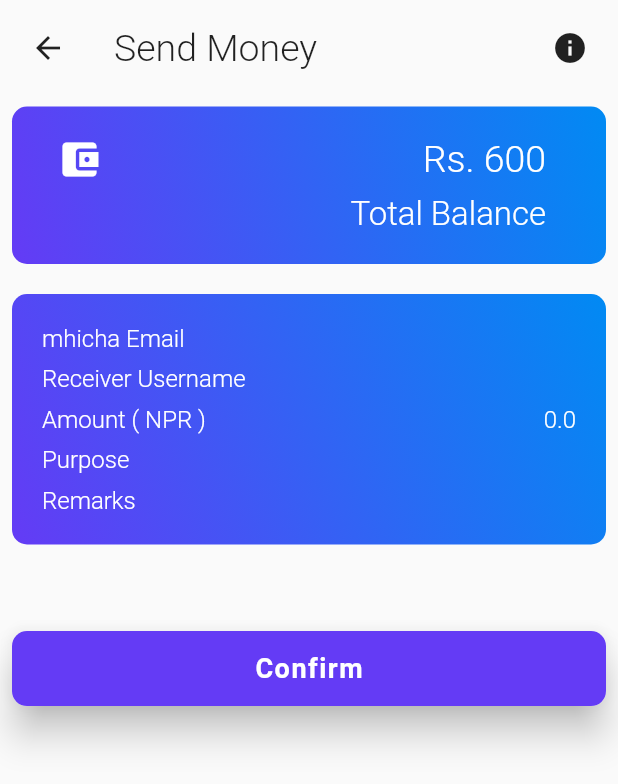
After one commit to Rinnohara9803/mhicha, a Flutter app: the ProceedSendMoneyPage screen opened by its route, on a phone screen of 412 x 824 dp. The commit adds this screen. Shown: the top 784 px of the screen. Run offline on Flutter 3.47's test engine with Material 2 defaults, Android fonts, the phone set to English and light mode, and no system bars; our stand-ins replace dotted_border, pinput, qr_flutter, shared_preferences; missing offline and left inert: qr_code_scanner; accounts and stored records are empty; network calls fail.

Commit message:
proceed-sendmoney-ui created/autologin/logout added

```diff
--- a/lib/main.dart
+++ b/lib/main.dart
@@ -1,5 +1,6 @@
 import 'package:flutter/material.dart';
 import 'package:mhicha/pages/dashboard_page.dart';
+import 'package:mhicha/pages/proceed_send_money_page.dart';
 import 'package:mhicha/pages/qr_page.dart';
 import 'package:mhicha/pages/send_money_page.dart';
 import 'package:mhicha/pages/splash_page.dart';
@@ -33,6 +34,8 @@ class MyApp extends StatelessWidget {
         DashboardPage.routeName: (context) => const DashboardPage(),
         QRPage.routeName: (context) => const QRPage(),
         SendMoneyPage.routeName: (context) => const SendMoneyPage(),
+        ProceedSendMoneyPage.routeName: (context) =>
+            const ProceedSendMoneyPage(),
       },
     );
   }
--- /dev/null
+++ b/lib/models/proceed_send_money.dart
@@ -0,0 +1,15 @@
+class ProceedSendMoney {
+  final String mhichaEmail;
+  final String receiverUserName;
+  final double amount;
+  final String purpose;
+  final String remarks;
+
+  ProceedSendMoney({
+    required this.mhichaEmail,
+    required this.receiverUserName,
+    required this.amount,
+    required this.purpose,
+    required this.remarks,
+  });
+}
--- a/lib/pages/dashboard_page.dart
+++ b/lib/pages/dashboard_page.dart
@@ -30,6 +30,7 @@ class _DashboardPageState extends State<DashboardPage> {
   Widget build(BuildContext context) {
     return SafeArea(
       child: Scaffold(
+        resizeToAvoidBottomInset: false,
         body: PageStorage(
           bucket: bucket,
           child: currentScreen,
--- /dev/null
+++ b/lib/pages/proceed_send_money_page.dart
@@ -0,0 +1,311 @@
+import 'package:flutter/material.dart';
+import 'package:mhicha/services/shared_services.dart';
+import 'package:mhicha/utilities/themes.dart';
+
+class ProceedSendMoneyPage extends StatefulWidget {
+  static String routeName = '/proceedSendMoneyPage';
+  const ProceedSendMoneyPage({Key? key}) : super(key: key);
+
+  @override
+  State<ProceedSendMoneyPage> createState() => _ProceedSendMoneyPageState();
+}
+
+class _ProceedSendMoneyPageState extends State<ProceedSendMoneyPage> {
+  bool _isBalanceVisible = true;
+
+  Widget proceedSendMoneyDetails(String key, String value) {
+    return Row(
+      mainAxisAlignment: MainAxisAlignment.spaceBetween,
+      crossAxisAlignment: CrossAxisAlignment.start,
+      children: [
+        Expanded(
+          child: Text(
+            key,
+            style: const TextStyle(
+              color: Colors.white,
+              fontSize: 16,
+            ),
+          ),
+        ),
+        Expanded(
+          child: Text(
+            value,
+            textAlign: TextAlign.end,
+            style: const TextStyle(
+              color: Colors.white,
+              fontSize: 16,
+            ),
+          ),
+        ),
+      ],
+    );
+  }
+
+  void showNoticeBottomSheet() {
+    showModalBottomSheet(
+      context: context,
+      isDismissible: true,
+      enableDrag: true,
+      backgroundColor: Colors.white,
+      builder: (BuildContext context) {
+        return Container(
+          padding: const EdgeInsets.all(
+            8,
+          ),
+          height: 170,
+          width: double.infinity,
+          child: Column(
+            crossAxisAlignment: CrossAxisAlignment.start,
+            children: [
+              Row(
+                children: const [
+                  Icon(
+                    Icons.info,
+                  ),
+                  SizedBox(
+                    width: 20,
+                  ),
+                  Text(
+                    'Notice',
+                    style: TextStyle(
+                      fontSize: 20,
+                    ),
+                  ),
+                ],
+              ),
+              const SizedBox(
+                height: 20,
+              ),
+              const Text(
+                'Please send money to only Trusted users after verifying properly. Do not send money on request from facebook, messenger or other social networking sites.',
+                style: TextStyle(
+                  fontSize: 14,
+                ),
+              ),
+              const SizedBox(
+                height: 10,
+              ),
+              const Text(
+                'OR Call to confirm before sending money to any person in mhicha.',
+                style: TextStyle(
+                  fontSize: 14,
+                ),
+              ),
+            ],
+          ),
+        );
+      },
+    );
+  }
+
+  @override
+  Widget build(BuildContext context) {
+    return SafeArea(
+      child: Scaffold(
+        body: SingleChildScrollView(
+          child: Container(
+            padding: const EdgeInsets.all(
+              8,
+            ),
+            height: MediaQuery.of(context).size.height -
+                MediaQuery.of(context).padding.top -
+                MediaQuery.of(context).padding.bottom,
+            width: MediaQuery.of(context).size.width,
+            child: Column(
+              children: [
+                Row(
+                  mainAxisAlignment: MainAxisAlignment.spaceBetween,
+                  children: [
+                    Row(
+                      children: [
+                        IconButton(
+                          onPressed: () {
+                            Navigator.of(context).pop();
+                          },
+                          icon: const Icon(
+                            Icons.arrow_back,
+                          ),
+                        ),
+                        const SizedBox(
+                          width: 20,
+                        ),
+                        const Text(
+                          'Send Money',
+                          style: TextStyle(
+                            fontSize: 25,
+                          ),
+                        ),
+                      ],
+                    ),
+                    IconButton(
+                      onPressed: () {
+                        showNoticeBottomSheet();
+                      },
+                      icon: const Icon(
+                        Icons.info,
+                        color: Colors.black87,
+                      ),
+                    ),
+                  ],
+                ),
+                const SizedBox(
+                  height: 15,
+                ),
+                Container(
+                  height: 105,
+                  width: double.infinity,
+                  padding: const EdgeInsets.only(
+                    left: 30,
+                    right: 40,
+                    top: 20,
+                    bottom: 20,
+                  ),
+                  decoration: BoxDecoration(
+                    gradient: LinearGradient(
+                      begin: Alignment.topRight,
+                      end: Alignment.bottomLeft,
+                      colors: [
+                        const Color(0xff018AF3),
+                        ThemeClass.primaryColor,
+                      ],
+                    ),
+                    borderRadius: BorderRadius.circular(
+                      10,
+                    ),
+                  ),
+                  child: Column(
+                    crossAxisAlignment: CrossAxisAlignment.end,
+                    mainAxisAlignment: MainAxisAlignment.spaceBetween,
+                    children: [
+                      Row(
+                        mainAxisAlignment: MainAxisAlignment.spaceBetween,
+                        children: [
+                          InkWell(
+                            onTap: () {
+                              Navigator.of(context).pop();
+                            },
+                            child: const Icon(
+                              Icons.account_balance_wallet,
+                              size: 30,
+                              color: Colors.white,
+                            ),
+                          ),
+                          InkWell(
+                            onTap: () {
+                              setState(() {
+                                _isBalanceVisible = !_isBalanceVisible;
+                              });
+                            },
+                            child: Text(
+                              !_isBalanceVisible ? 'XXX.XX' : 'Rs. 600',
+                              style: const TextStyle(
+                                color: Colors.white,
+                                fontSize: 25,
+                                fontWeight: FontWeight.w500,
+                              ),
+                            ),
+                          ),
+                        ],
+                      ),
+                      const Text(
+                        'Total Balance',
+                        style: TextStyle(
+                          color: Colors.white,
+                          fontSize: 22,
+                        ),
+                      ),
+                    ],
+                  ),
+                ),
+                const SizedBox(
+                  height: 20,
+                ),
+                Container(
+                  padding: const EdgeInsets.only(
+                    left: 20,
+                    right: 20,
+                    top: 20,
+                    bottom: 20,
+                  ),
+                  width: double.infinity,
+                  decoration: BoxDecoration(
+                    gradient: LinearGradient(
+                      begin: Alignment.topRight,
+                      end: Alignment.bottomLeft,
+                      colors: [
+                        const Color(0xff018AF3),
+                        ThemeClass.primaryColor,
+                      ],
+                    ),
+                    borderRadius: BorderRadius.circular(
+                      10,
+                    ),
+                  ),
+                  child: Column(
+                    children: [
+                      proceedSendMoneyDetails('mhicha Email',
+                          SharedService.proceedSendMoney.mhichaEmail),
+                      const SizedBox(
+                        height: 8,
+                      ),
+                      proceedSendMoneyDetails('Receiver Username',
+                          SharedService.proceedSendMoney.receiverUserName),
+                      const SizedBox(
+                        height: 8,
+                      ),
+                      proceedSendMoneyDetails('Amount ( NPR ) ',
+                          SharedService.proceedSendMoney.amount.toString()),
+                      const SizedBox(
+                        height: 8,
+                      ),
+                      proceedSendMoneyDetails(
+                          'Purpose', SharedService.proceedSendMoney.purpose),
+                      const SizedBox(
+                        height: 8,
+                      ),
+                      proceedSendMoneyDetails(
+                          'Remarks', SharedService.proceedSendMoney.remarks),
+                    ],
+                  ),
+                ),
+                SizedBox(
+                  height: MediaQuery.of(context).size.height * 0.07,
+                ),
+                Material(
+                  elevation: 10,
+                  borderRadius: BorderRadius.circular(
+                    10,
+                  ),
+                  child: InkWell(
+                    onTap: () {},
+                    child: Container(
+                      height: 50,
+                      width: double.infinity,
+                      decoration: BoxDecoration(
+                        color: ThemeClass.primaryColor,
+                        borderRadius: BorderRadius.circular(
+                          10,
+                        ),
+                      ),
+                      child: const Center(
+                        child: Text(
+                          'Confirm',
+                          style: TextStyle(
+                            color: Colors.white,
+                            fontSize: 18,
+                            fontWeight: FontWeight.bold,
+                            letterSpacing: 1,
+                          ),
+                        ),
+                      ),
+                    ),
+                  ),
+                ),
+              ],
+            ),
+          ),
+        ),
+      ),
+    );
+  }
+}
--- a/lib/services/shared_services.dart
+++ b/lib/services/shared_services.dart
@@ -1,3 +1,5 @@
+import 'package:mhicha/models/proceed_send_money.dart';
+
 class SharedService {
   static String token = '';
   static String userID = '';
@@ -5,8 +7,14 @@ class SharedService {
   static String email = '';
   static bool isVerified = false;
   static String sendToUserId = '';
-
   static String sendToUserName = '';
   static String sendToEmail = '';
   static bool sendToVerified = false;
+  static ProceedSendMoney proceedSendMoney = ProceedSendMoney(
+    mhichaEmail: '',
+    receiverUserName: '',
+    amount: 0.0,
+    purpose: '',
+    remarks: '',
+  );
 }
```
Also changed, not shown: lib/pages/page4.dart (+10 -1 lines), lib/pages/qr_page.dart (+18 -3 lines), lib/pages/send_money_page.dart (+71 -9 lines), lib/pages/sign_in_page.dart (+11 -9 lines), lib/services/auth_service.dart (+41 -0 lines).
